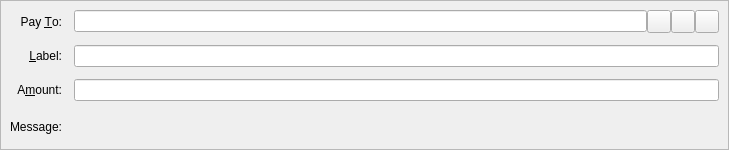
This is src/qt/forms/sendcoinsentry.ui in BRHN-11/cre-r1 as Qt 5 draws it before an edit. The edited form follows.
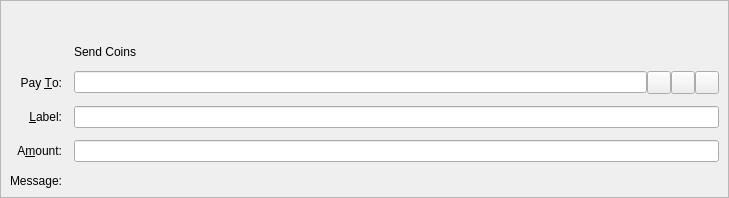
This is the edited form. Icons and pictures are not drawn. Custom widgets are drawn as their Qt base class.

What changed in the file:
```diff
--- a/src/qt/forms/sendcoinsentry.ui
+++ b/src/qt/forms/sendcoinsentry.ui
@@ -7,7 +7,7 @@
     <x>0</x>
     <y>0</y>
     <width>729</width>
-    <height>150</height>
+    <height>198</height>
    </rect>
   </property>
   <property name="focusPolicy">
@@ -30,20 +30,23 @@
     <property name="spacing">
      <number>12</number>
     </property>
-    <item row="0" column="0">
-     <widget class="QLabel" name="payToLabel">
+    <item row="5" column="1">
+     <widget class="CowrieAmountField" name="payAmount"/>
+    </item>
+    <item row="4" column="0">
+     <widget class="QLabel" name="labellLabel">
       <property name="text">
-       <string>Pay &amp;To:</string>
+       <string>&amp;Label:</string>
       </property>
       <property name="alignment">
        <set>Qt::AlignRight|Qt::AlignTrailing|Qt::AlignVCenter</set>
       </property>
       <property name="buddy">
-       <cstring>payTo</cstring>
+       <cstring>addAsLabel</cstring>
       </property>
      </widget>
     </item>
-    <item row="0" column="1">
+    <item row="3" column="1">
      <layout class="QHBoxLayout" name="payToLayout">
       <property name="spacing">
        <number>0</number>
@@ -105,27 +108,7 @@
       </item>
      </layout>
     </item>
-    <item row="1" column="0">
-     <widget class="QLabel" name="labellLabel">
-      <property name="text">
-       <string>&amp;Label:</string>
-      </property>
-      <property name="alignment">
-       <set>Qt::AlignRight|Qt::AlignTrailing|Qt::AlignVCenter</set>
-      </property>
-      <property name="buddy">
-       <cstring>addAsLabel</cstring>
-      </property>
-     </widget>
-    </item>
-    <item row="1" column="1">
-     <widget class="QLineEdit" name="addAsLabel">
-      <property name="toolTip">
-       <string>Enter a label for this address to add it to the list of used addresses</string>
-      </property>
-     </widget>
-    </item>
-    <item row="2" column="0">
+    <item row="5" column="0">
      <widget class="QLabel" name="amountLabel">
       <property name="text">
        <string>A&amp;mount:</string>
@@ -138,20 +121,33 @@
       </property>
      </widget>
     </item>
-    <item row="2" column="1">
-     <widget class="CowrieAmountField" name="payAmount"/>
-    </item>
     <item row="3" column="0">
-     <widget class="QLabel" name="messageLabel">
+     <widget class="QLabel" name="payToLabel">
       <property name="text">
-       <string>Message:</string>
+       <string>Pay &amp;To:</string>
       </property>
       <property name="alignment">
        <set>Qt::AlignRight|Qt::AlignTrailing|Qt::AlignVCenter</set>
       </property>
+      <property name="buddy">
+       <cstring>payTo</cstring>
+      </property>
      </widget>
     </item>
-    <item row="3" column="1">
+    <item row="0" column="1">
+     <spacer name="verticalSpacer">
+      <property name="orientation">
+       <enum>Qt::Vertical</enum>
+      </property>
+      <property name="sizeHint" stdset="0">
+       <size>
+        <width>20</width>
+        <height>40</height>
+       </size>
+      </property>
+     </spacer>
+    </item>
+    <item row="6" column="1">
      <widget class="QLabel" name="messageTextLabel">
       <property name="toolTip">
        <string>A message that was attached to the cowrie: URI which will be stored with the transaction for your reference. Note: This message will not be sent over the Cowrie network.</string>
@@ -161,6 +157,30 @@
       </property>
      </widget>
     </item>
+    <item row="6" column="0">
+     <widget class="QLabel" name="messageLabel">
+      <property name="text">
+       <string>Message:</string>
+      </property>
+      <property name="alignment">
+       <set>Qt::AlignRight|Qt::AlignTrailing|Qt::AlignVCenter</set>
+      </property>
+     </widget>
+    </item>
+    <item row="4" column="1">
+     <widget class="QLineEdit" name="addAsLabel">
+      <property name="toolTip">
+       <string>Enter a label for this address to add it to the list of used addresses</string>
+      </property>
+     </widget>
+    </item>
+    <item row="1" column="1">
+     <widget class="QLabel" name="label">
+      <property name="text">
+       <string>Send Coins</string>
+      </property>
+     </widget>
+    </item>
    </layout>
   </widget>
   <widget class="QFrame" name="SendCoins_InsecurePaymentRequest">
```
Left out of the diff: 1 changed line with no effect on the pictures.
